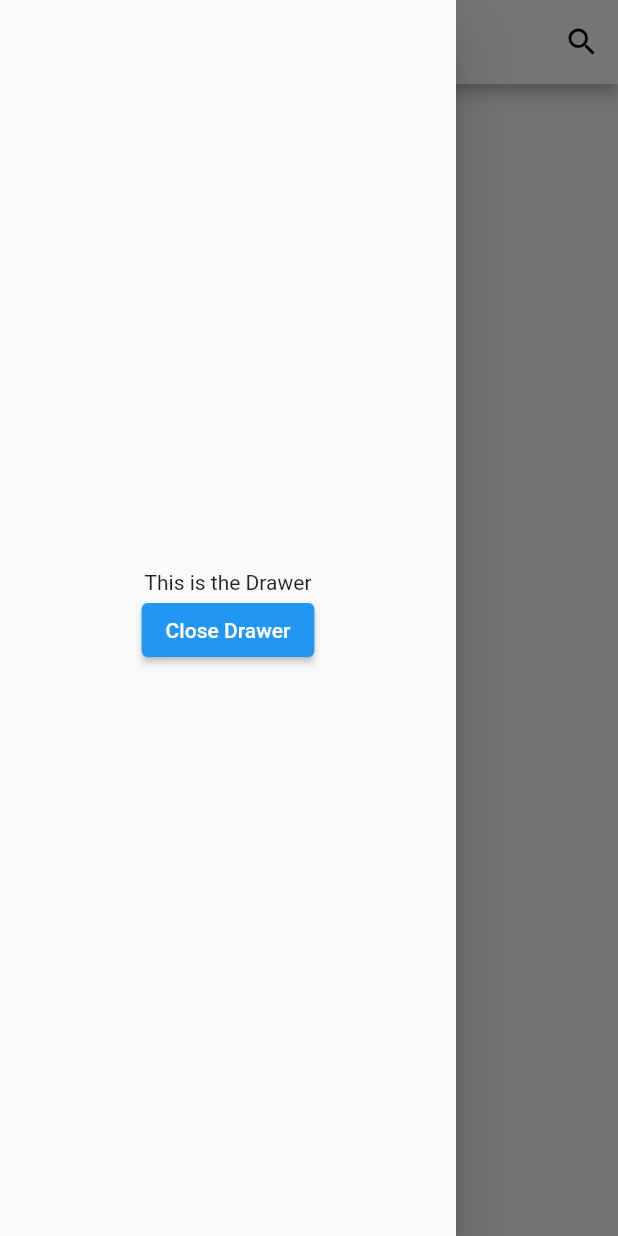
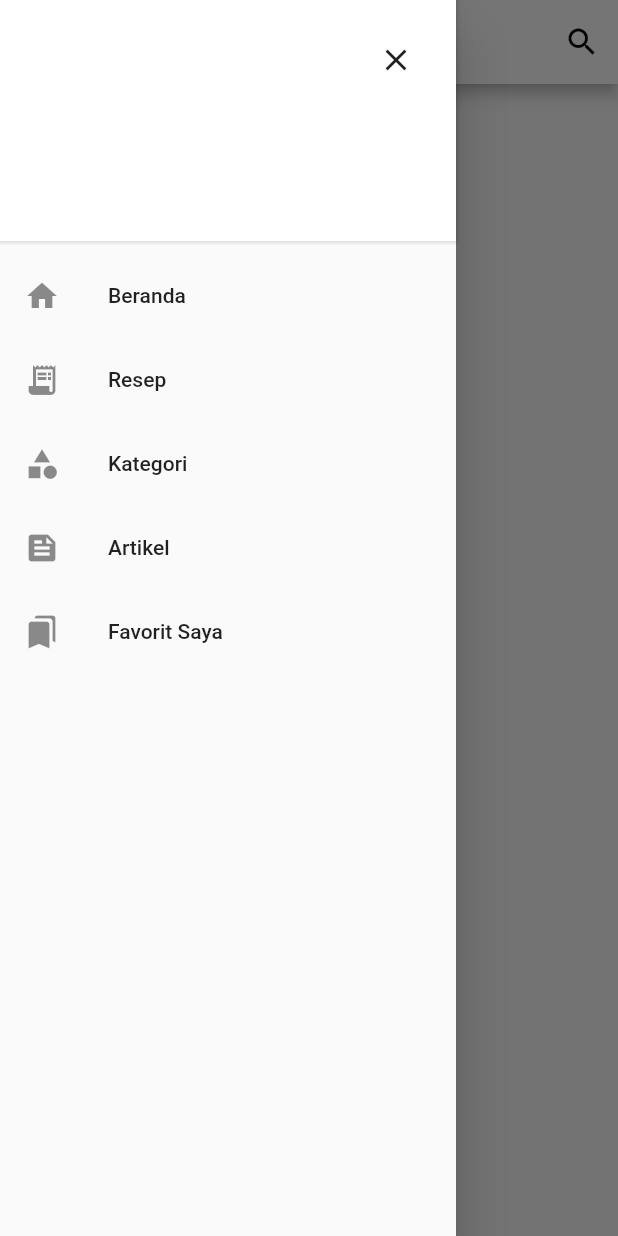
Before and after one commit to NikarashiHatsu/masak-apa-hari-ini-flutter, a Flutter app: the screen it shows after launch, with the side drawer open, on a phone screen of 412 x 824 dp. Run offline on Flutter 3.47's test engine with Material 2 defaults, Android fonts, the phone set to English and light mode, and no system bars.

Commit message:
chore: setting up drawer

```diff
--- a/lib/main_screen.dart
+++ b/lib/main_screen.dart
@@ -31,17 +31,71 @@ class _MainScreenState extends State<MainScreen> {
         ],
       ),
       drawer: Drawer(
-        child: Center(
-          child: Column(
-            mainAxisAlignment: MainAxisAlignment.center,
-            children: <Widget>[
-              const Text('This is the Drawer'),
-              ElevatedButton(
-                onPressed: () => Navigator.of(context).pop(),
-                child: const Text('Close Drawer'),
+        child: ListView(
+          padding: EdgeInsets.zero,
+          children: <Widget>[
+            DrawerHeader(
+              decoration: BoxDecoration(
+                color: Colors.white,
+                boxShadow: <BoxShadow>[
+                  BoxShadow(
+                    color: Colors.black12,
+                    spreadRadius: 1.0,
+                    blurRadius: 1.0,
+                  )
+                ],
               ),
-            ],
-          ),
+              child: Row(
+                mainAxisAlignment: MainAxisAlignment.spaceBetween,
+                crossAxisAlignment: CrossAxisAlignment.start,
+                children: <Widget>[
+                  Column(),
+                  IconButton(
+                    icon: Icon(Icons.close),
+                    tooltip: 'Tutup Drawer',
+                    onPressed: () {
+                      Navigator.pop(context);
+                    },
+                  )
+                ],
+              ),
+            ),
+            ListTile(
+              title: Text('Beranda'),
+              leading: Icon(Icons.home),
+              onTap: () {
+                print('Ke Beranda');
+              },
+            ),
+            ListTile(
+              title: Text('Resep'),
+              leading: Icon(Icons.receipt_long),
+              onTap: () {
+                print('Ke Resep');
+              },
+            ),
+            ListTile(
+              title: Text('Kategori'),
+              leading: Icon(Icons.category),
+              onTap: () {
+                print('Ke Kategori');
+              },
+            ),
+            ListTile(
+              title: Text('Artikel'),
+              leading: Icon(Icons.feed),
+              onTap: () {
+                print('Ke Artikel');
+              },
+            ),
+            ListTile(
+              title: Text('Favorit Saya'),
+              leading: Icon(Icons.bookmarks),
+              onTap: () {
+                print('Ke Favorit Saya');
+              },
+            ),
+          ],
         ),
       ),
     );
```
